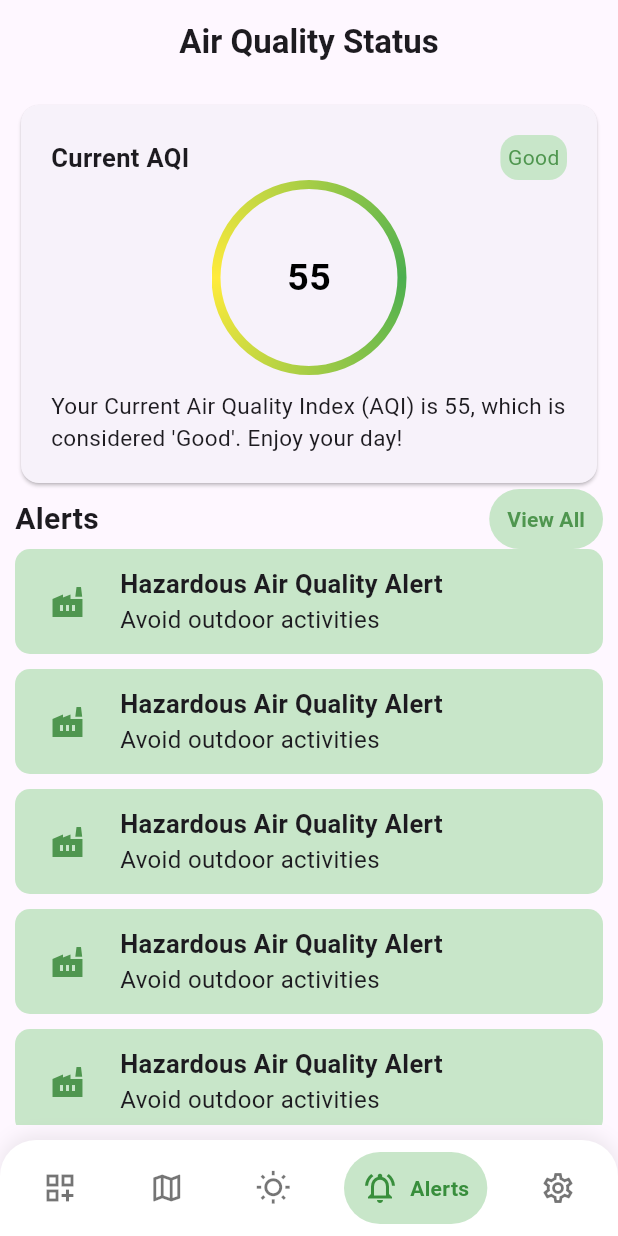
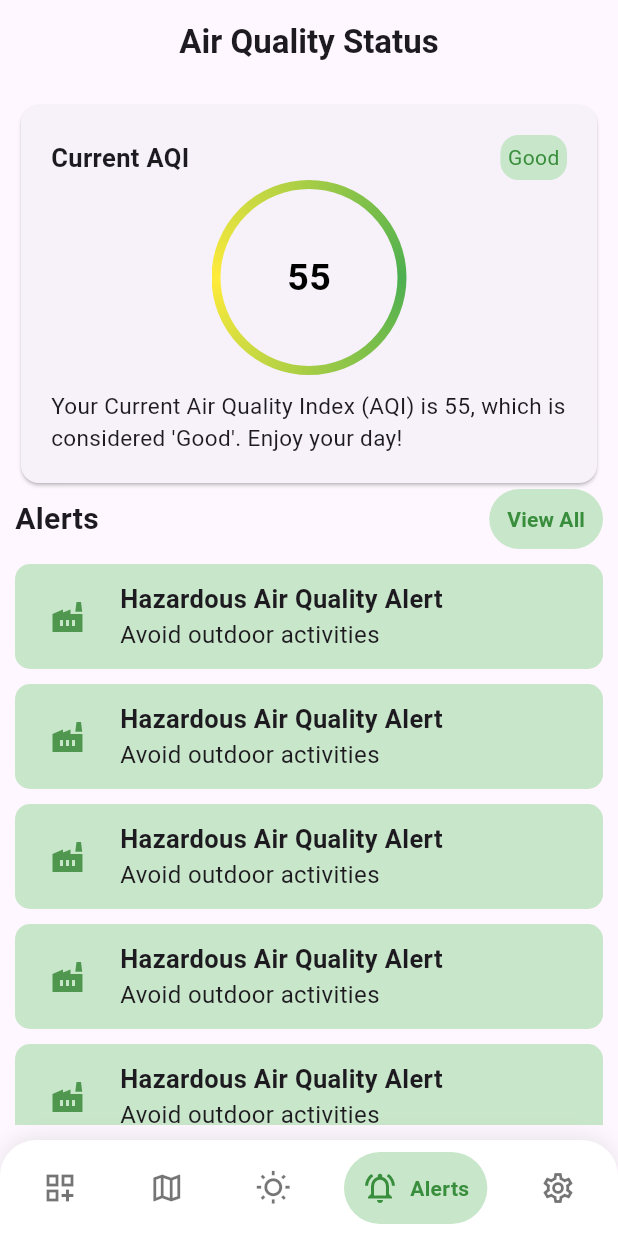
Before and after one commit to amrelmaadawy/pollution_predict, a Flutter app: the screen it shows after launch, item 4 of the bottom bar chosen, on a phone screen of 412 x 824 dp. Run offline on Flutter 3.47's test engine with Material 3 defaults, Android fonts, the phone set to English and light mode, and no system bars; drawn by our look-alikes of google_nav_bar; our stand-ins replace bloc, fl_chart, flutter_bloc, flutter_map, latlong2, shared_preferences.

Commit message:
fix alert view colors

```diff
--- a/lib/features/air_quality_alerts/UI/air_quality_alerts_view.dart
+++ b/lib/features/air_quality_alerts/UI/air_quality_alerts_view.dart
@@ -9,6 +9,8 @@ class AirQualityAlertsView extends StatelessWidget {
 
   @override
   Widget build(BuildContext context) {
+    final isDark = Theme.of(context).brightness == Brightness.dark;
+
     return Padding(
       padding: const EdgeInsets.all(10.0),
       child: Column(
@@ -25,20 +27,23 @@ class AirQualityAlertsView extends StatelessWidget {
               TextButton(
                 onPressed: () {},
                 style: TextButton.styleFrom(
-                  backgroundColor: kLightHighlightGreenColor,
+                  backgroundColor: isDark
+                      ? kDarkHighlightGreenColor
+                      : kLightHighlightGreenColor,
                   tapTargetSize: MaterialTapTargetSize.shrinkWrap,
                   alignment: Alignment.centerRight,
                 ),
                 child: Text(
-              S.of(context).ViewAll,
+                  S.of(context).ViewAll,
                   style: TextStyle(
-                    color: kLightPrimaryColor,
+                    color: isDark ? kDarkTextGreenColor : klightGreenTextColor,
                     fontWeight: FontWeight.bold,
                   ),
                 ),
               ),
             ],
           ),
+          SizedBox(height: 10),
           AlertsListView(),
         ],
       ),
--- a/lib/features/air_quality_alerts/UI/widgets/current_aqi_card.dart
+++ b/lib/features/air_quality_alerts/UI/widgets/current_aqi_card.dart
@@ -8,6 +8,8 @@ class CurrentAQICard extends StatelessWidget {
 
   @override
   Widget build(BuildContext context) {
+    final isDark = Theme.of(context).brightness == Brightness.dark;
+
     return Card(
       child: Padding(
         padding: const EdgeInsets.all(20.0),
@@ -22,8 +24,12 @@ class CurrentAQICard extends StatelessWidget {
                 Spacer(),
                 StateContainer(
                   state: S.of(context).good,
-                  textColor: kLightPrimaryColor,
-                  highlightColor: kLightHighlightGreenColor,
+                  textColor: isDark
+                      ? kDarkTextGreenColor
+                      : klightGreenTextColor,
+                  highlightColor: isDark
+                      ? kDarkHighlightGreenColor
+                      : kLightHighlightGreenColor,
                 ),
               ],
             ),
@@ -47,9 +53,9 @@ class CurrentAQICard extends StatelessWidget {
                 alignment: AlignmentGeometry.center,
                 child: Text(
                   '55',
-                  style: const TextStyle(
+                  style: TextStyle(
                     fontSize: 25,
-                    color: Colors.black,
+                    color: isDark ? Colors.white : Colors.black,
                     fontWeight: FontWeight.bold,
                   ),
                 ),
--- a/lib/features/air_quality_alerts/UI/widgets/custom_alert_container.dart
+++ b/lib/features/air_quality_alerts/UI/widgets/custom_alert_container.dart
@@ -1,18 +1,19 @@
-
 import 'package:flutter/material.dart';
 import 'package:pollution/core/app_colors.dart';
 
 class CustomAlertContainer extends StatelessWidget {
-  const CustomAlertContainer({
-    super.key,
-  });
+  const CustomAlertContainer({super.key});
 
   @override
   Widget build(BuildContext context) {
+    final isDark = Theme.of(context).brightness == Brightness.dark;
+
     return Container(
       decoration: BoxDecoration(
         borderRadius: BorderRadius.circular(10),
-        color: kLightHighlightBackGroundGreenColor,
+        color: isDark
+            ? kDarkHighlightGreenColor
+            : kLightHighlightBackGroundGreenColor,
       ),
       child: Padding(
         padding: const EdgeInsets.all(10.0),
@@ -21,7 +22,10 @@ class CustomAlertContainer extends StatelessWidget {
             CircleAvatar(
               radius: 25,
               backgroundColor: kLightHighlightGreenColor,
-              child: Icon(Icons.factory, color: kLightPrimaryColor),
+              child: Icon(
+                Icons.factory,
+                color: isDark ? kDarkPrimaryColor : kLightPrimaryColor,
+              ),
             ),
             SizedBox(width: 10),
             Column(
@@ -29,10 +33,7 @@ class CustomAlertContainer extends StatelessWidget {
               children: [
                 Text(
                   'Hazardous Air Quality Alert',
-                  style: TextStyle(
-                    fontSize: 17,
-                    fontWeight: FontWeight.bold,
-                  ),
+                  style: TextStyle(fontSize: 17, fontWeight: FontWeight.bold),
                 ),
                 Text(
                   'Avoid outdoor activities',
```
